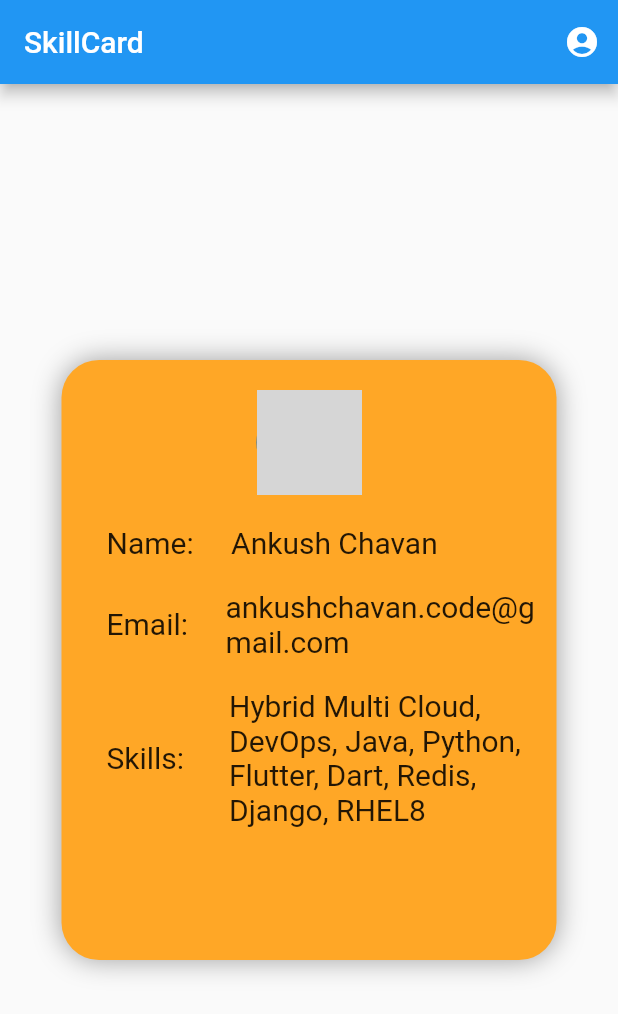
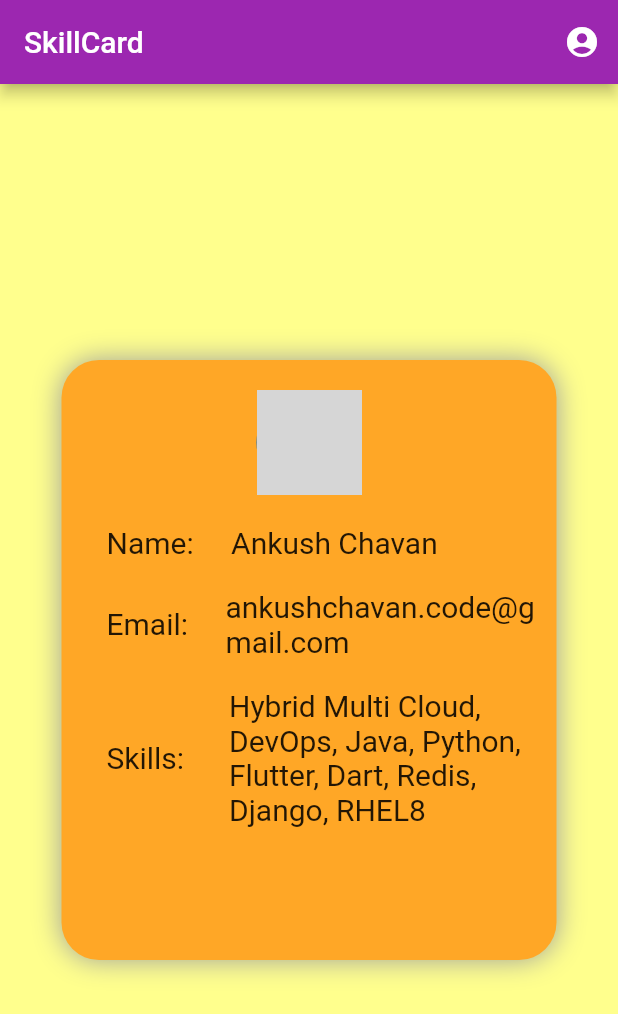
Before and after one commit to cankush625/FlutterClass-Demo, a Flutter app: the screen it shows after launch, on a phone screen of 412 x 824 dp. Shown: the top 1014 px of the screen. Run offline on Flutter 3.47's test engine with Material 2 defaults, Android fonts, the phone set to English and light mode, and no system bars; network calls fail; grey boxes are pictures that could not be loaded.

```diff
--- a/lib/Home/biz_card.dart
+++ b/lib/Home/biz_card.dart
@@ -13,6 +13,7 @@ Widget BizCard() {
     actions: <Widget>[
       clickableUserProfilePicture,
     ],
+    backgroundColor: Colors.purple,
   );
   var profilePicture = Container(
     child: Padding(
@@ -111,6 +112,7 @@ Widget BizCard() {
   var bizCard = Scaffold(
     appBar: bizCardAppBar,
     body: bizCardContent,
+    backgroundColor: Colors.yellowAccent[100],
   );
   var materialApp = MaterialApp(
     home: bizCard,
--- a/lib/main.dart
+++ b/lib/main.dart
@@ -2,5 +2,12 @@ import 'package:flutter/material.dart';
 import 'package:flutterclass_demo/Home/biz_card.dart';
 
 void main() {
-  runApp(BizCard());
+  runApp(BizApp());
 }
+
+class BizApp extends StatelessWidget {
+  @override
+  Widget build(BuildContext context) {
+    return BizCard();
+  }
+}
```
